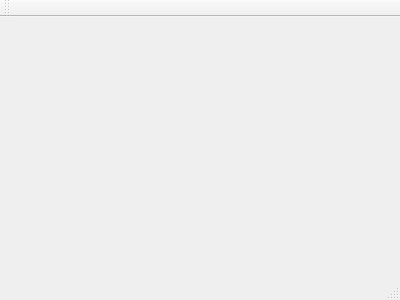
This is mainwindow.ui in ThKattanek/lan64usb as Qt 5 draws it before an edit. The edited form follows.
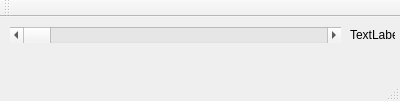
This is the edited form.

Diff of the .ui file:
```diff
--- a/mainwindow.ui
+++ b/mainwindow.ui
@@ -1,24 +1,69 @@
 <ui version="4.0">
  <class>MainWindow</class>
- <widget class="QMainWindow" name="MainWindow" >
-  <property name="geometry" >
+ <widget class="QMainWindow" name="MainWindow">
+  <property name="geometry">
    <rect>
     <x>0</x>
     <y>0</y>
     <width>400</width>
-    <height>300</height>
+    <height>101</height>
    </rect>
   </property>
   <property name="windowTitle" >
    <string>MainWindow</string>
   </property>
-  <widget class="QMenuBar" name="menuBar" />
-  <widget class="QToolBar" name="mainToolBar" />
-  <widget class="QWidget" name="centralWidget" />
-  <widget class="QStatusBar" name="statusBar" />
+  <widget class="QWidget" name="centralWidget">
+   <widget class="QScrollBar" name="scroll_wert">
+    <property name="geometry">
+     <rect>
+      <x>10</x>
+      <y>10</y>
+      <width>331</width>
+      <height>16</height>
+     </rect>
+    </property>
+    <property name="maximum">
+     <number>255</number>
+    </property>
+    <property name="orientation">
+     <enum>Qt::Horizontal</enum>
+    </property>
+   </widget>
+   <widget class="QLabel" name="wert_out">
+    <property name="geometry">
+     <rect>
+      <x>350</x>
+      <y>10</y>
+      <width>45</width>
+      <height>16</height>
+     </rect>
+    </property>
+    <property name="text">
+     <string>TextLabel</string>
+    </property>
+   </widget>
+  </widget>
+  <widget class="QMenuBar" name="menuBar">
+   <property name="geometry">
+    <rect>
+     <x>0</x>
+     <y>0</y>
+     <width>400</width>
+     <height>16</height>
+    </rect>
+   </property>
+  </widget>
+  <widget class="QToolBar" name="mainToolBar">
+   <attribute name="toolBarArea">
+    <enum>TopToolBarArea</enum>
+   </attribute>
+   <attribute name="toolBarBreak">
+    <bool>false</bool>
+   </attribute>
+  </widget>
+  <widget class="QStatusBar" name="statusBar"/>
  </widget>
- <layoutDefault spacing="6" margin="11" />
- <pixmapfunction></pixmapfunction>
+ <layoutdefault spacing="6" margin="11"/>
  <resources/>
  <connections/>
 </ui>
```
Left out of the diff: 3 changed lines with no effect on the pictures.
